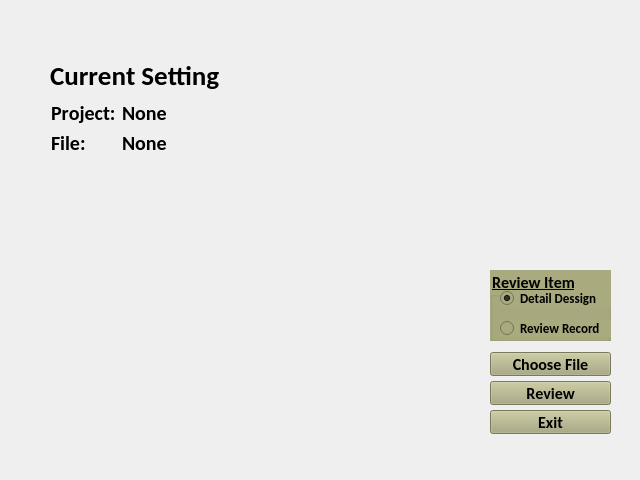
The window that UI/MainUI.ui (huutai012012/Python-GUI) describes before a commit, drawn with Qt 5.
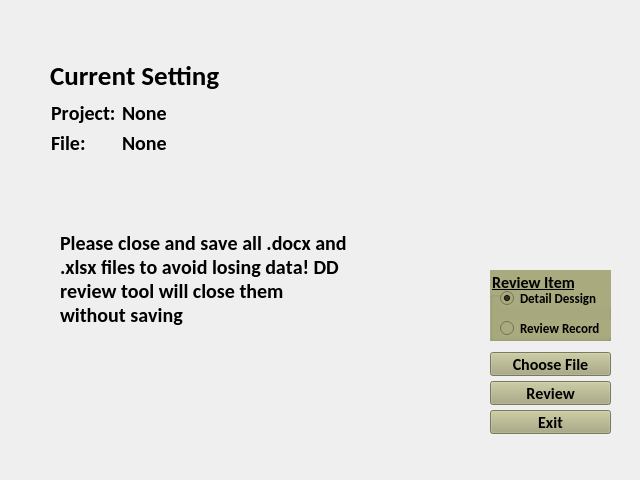
The same window after the commit. Icons and pictures are not drawn.

What changed in the file:
```diff
--- a/UI/MainUI.ui
+++ b/UI/MainUI.ui
@@ -208,6 +208,33 @@
      <string>Choose File</string>
     </property>
    </widget>
+   <widget class="QLabel" name="msg">
+    <property name="geometry">
+     <rect>
+      <x>60</x>
+      <y>230</y>
+      <width>291</width>
+      <height>171</height>
+     </rect>
+    </property>
+    <property name="font">
+     <font>
+      <family>Calibri</family>
+      <pointsize>15</pointsize>
+      <weight>75</weight>
+      <bold>true</bold>
+     </font>
+    </property>
+    <property name="text">
+     <string>Please close and save all .docx and .xlsx files to avoid losing data! DD review tool will close them without saving</string>
+    </property>
+    <property name="alignment">
+     <set>Qt::AlignLeading|Qt::AlignLeft|Qt::AlignTop</set>
+    </property>
+    <property name="wordWrap">
+     <bool>true</bool>
+    </property>
+   </widget>
    <widget class="QLabel" name="Project_Name">
     <property name="geometry">
      <rect>
```
